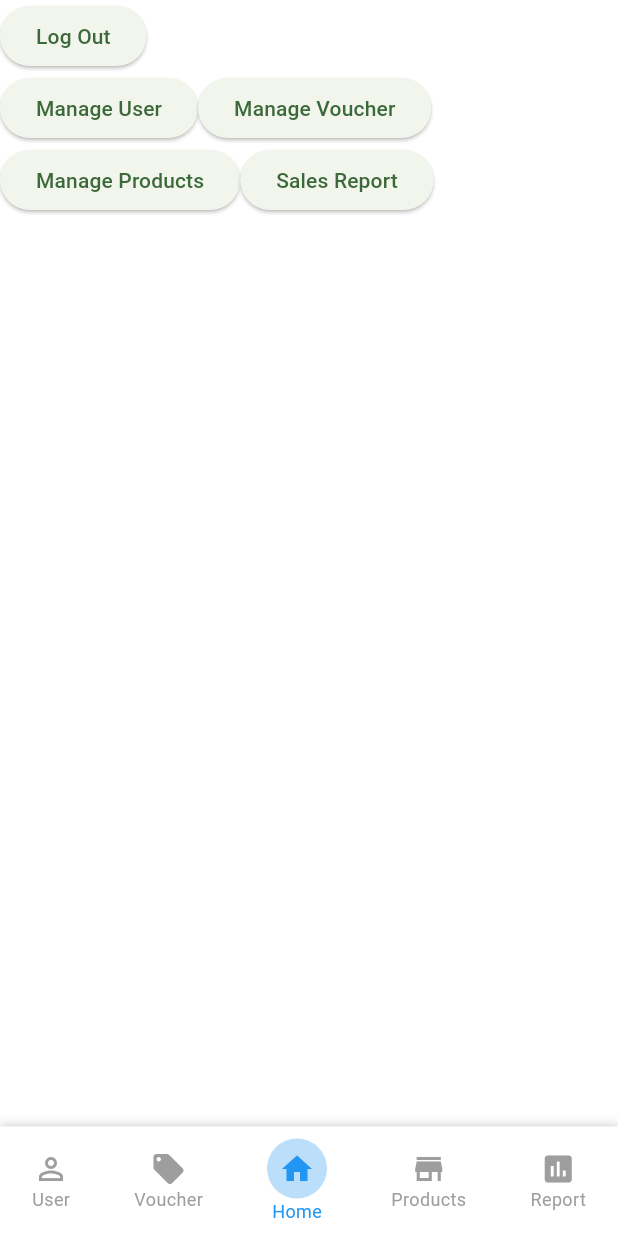
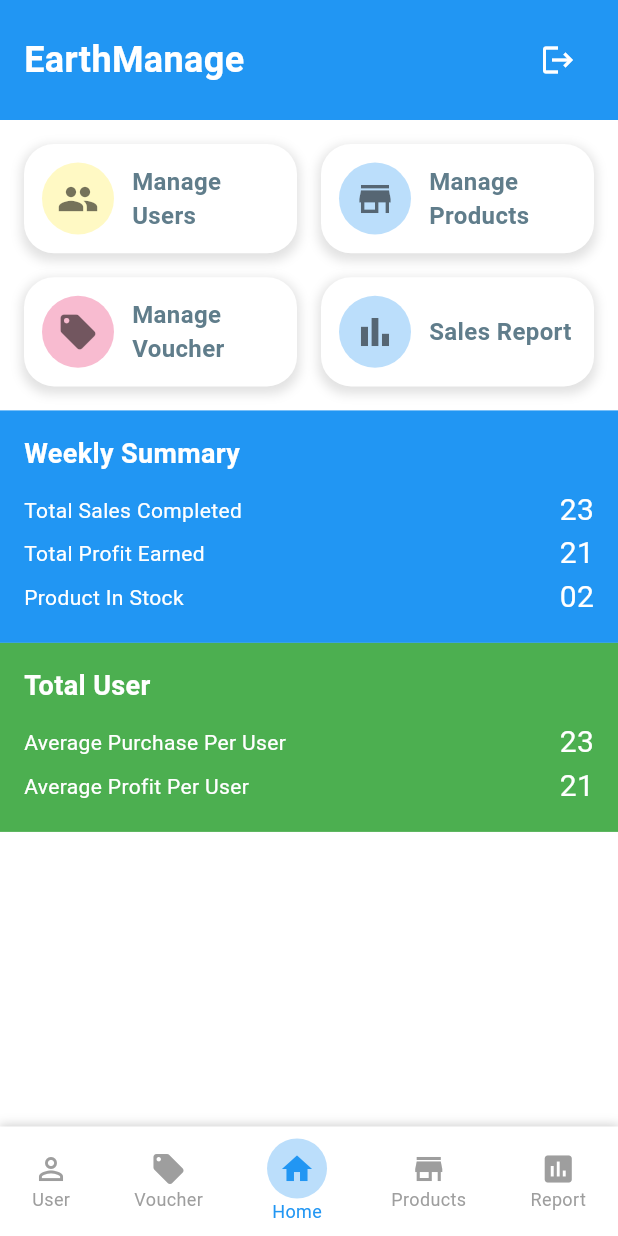
Before and after one commit to siewleeon/EarthShare, a Flutter app: the AdminProfile screen opened by its route, on a phone screen of 412 x 824 dp. Run offline on Flutter 3.47's test engine with Material 3 defaults, Android fonts, the phone set to English and light mode, and no system bars; our stand-ins replace cloud_firestore, firebase_auth, firebase_core, firebase_storage, image_picker, shared_preferences and 1 more; accounts and stored records are empty; project files that could hold a hidden picture were left out.

Commit message:
Admin Profile UI done

```diff
--- a/lib/adminProfile.dart
+++ b/lib/adminProfile.dart
@@ -7,50 +7,40 @@ class AdminProfile extends StatefulWidget {
   State<AdminProfile> createState() => _ProfilePageState();
 }
 
-class _ProfilePageState extends State<AdminProfile>
-{
-  // For ease of manage, page 0 is Home page, then is Manage User, Voucher, Products, Sales Report and last will be log out page
-  void changePage(int page)
-  {
-    switch(page)
-        {
+class _ProfilePageState extends State<AdminProfile> {
+  void changePage(int page) {
+    switch (page) {
       case 0:
         {
           debugPrint("home");
-          // Change page to Home(but this page already is home, so it will reload the page only)
           Navigator.pushReplacementNamed(context, "/adminPage");
           break;
         }
       case 1:
         {
           debugPrint("user");
-          // Change page to Manage User
           break;
         }
       case 2:
         {
           debugPrint("voucher");
-          // Change page to Manage Voucher
           Navigator.pushNamed(context, "/manageVoucherPage");
           break;
         }
       case 3:
         {
           debugPrint("product");
-          // Change page to Manage Products
           break;
         }
       case 4:
         {
           debugPrint("report");
-          // Change page to Sales Report
           Navigator.pushNamed(context, "/salesReportPage");
           break;
         }
       case 5:
         {
           debugPrint("logout");
-          // Change page to Admin Login Page
           Navigator.pushNamedAndRemoveUntil(context, '/adminLogin', (Route<dynamic> route) => false);
           break;
         }
@@ -60,59 +50,210 @@ class _ProfilePageState extends State<AdminProfile>
   }
 
   @override
-  Widget build(BuildContext context)
-  {
+  Widget build(BuildContext context) {
     return Scaffold(
-      body: Center(
+      body: SingleChildScrollView(
         child: Column(
           children: [
-            Row(
+            // Header
+            Container(
+              padding: const EdgeInsets.all(16),
+              color: Colors.blue,
+              child: Row(
+                mainAxisAlignment: MainAxisAlignment.spaceBetween,
                 children: [
-                // This button is log out
-                ElevatedButton(
+                  const Text(
+                    'EarthManage',
+                    style: TextStyle(
+                      color: Colors.white,
+                      fontSize: 24,
+                      fontWeight: FontWeight.bold,
+                    ),
+                  ),
+                  IconButton(
+                    icon: const Icon(Icons.logout, color: Colors.white),
                     onPressed: () {changePage(5);},
-                  child: const Text('Log Out'),
                   ),
                 ],
               ),
-            Row(
+            ),
+            // Menu Buttons in Grid
+            Padding(
+              padding: const EdgeInsets.all(16.0),
+              child: GridView.count(
+                crossAxisCount: 2, // 2 columns
+                shrinkWrap: true, // Fit content within the parent
+                physics: const NeverScrollableScrollPhysics(), // Disable scrolling
+                crossAxisSpacing: 16,
+                mainAxisSpacing: 16,
+                childAspectRatio: 2.5, // Adjust the aspect ratio for wider buttons
                 children: [
-                // This button is Manage User
-                ElevatedButton(
-                  onPressed: () {changePage(1);},
-                  child: const Text('Manage User'),
+                  _buildMenuButton(
+                    icon: Icons.people,
+                    label: 'Manage Users',
+                    color: Colors.yellow[100]!,
+                    onTap: () => changePage(1),
                   ),
-                // This button is Manage Voucher
-                ElevatedButton(
-                  onPressed: () {changePage(2);},
-                  child: const Text('Manage Voucher'),
+                  _buildMenuButton(
+                    icon: Icons.store,
+                    label: 'Manage Products',
+                    color: Colors.blue[100]!,
+                    onTap: () => changePage(3),
+                  ),
+                  _buildMenuButton(
+                    icon: Icons.local_offer,
+                    label: 'Manage Voucher',
+                    color: Colors.pink[100]!,
+                    onTap: () => changePage(2),
+                  ),
+                  _buildMenuButton(
+                    icon: Icons.bar_chart,
+                    label: 'Sales Report',
+                    color: Colors.blue[100]!,
+                    onTap: () => changePage(4),
                   ),
                 ],
               ),
+            ),
+            // Weekly Summary
+            Container(
+              padding: const EdgeInsets.all(16),
+              color: Colors.blue,
+              child: Column(
+                crossAxisAlignment: CrossAxisAlignment.start,
+                children: [
+                  const Text(
+                    'Weekly Summary',
+                    style: TextStyle(
+                      color: Colors.white,
+                      fontSize: 18,
+                      fontWeight: FontWeight.bold,
+                    ),
+                  ),
+                  const SizedBox(height: 10),
                   Row(
+                    mainAxisAlignment: MainAxisAlignment.spaceBetween,
                     children: [
-                // This button is Manage Products
-                ElevatedButton(
-                  onPressed: () {changePage(3);},
-                  child: const Text('Manage Products'),
+                      const Text('Total Sales Completed', style: TextStyle(color: Colors.white)),
+                      Text('23', style: TextStyle(color: Colors.white, fontSize: 20)),
+                    ],
                   ),
-                // This button is Sales Report
-                ElevatedButton(
-                  onPressed: () {changePage(4);},
-                  child: const Text('Sales Report'),
+                  Row(
+                    mainAxisAlignment: MainAxisAlignment.spaceBetween,
+                    children: [
+                      const Text('Total Profit Earned', style: TextStyle(color: Colors.white)),
+                      Text('21', style: TextStyle(color: Colors.white, fontSize: 20)),
+                    ],
                   ),
+                  Row(
+                    mainAxisAlignment: MainAxisAlignment.spaceBetween,
+                    children: [
+                      const Text('Product In Stock', style: TextStyle(color: Colors.white)),
+                      Text('02', style: TextStyle(color: Colors.white, fontSize: 20)),
                     ],
                   ),
                 ],
               ),
             ),
-
+            // Total User
+            Container(
+              padding: const EdgeInsets.all(16),
+              color: Colors.green,
+              child: Column(
+                crossAxisAlignment: CrossAxisAlignment.start,
+                children: [
+                  const Text(
+                    'Total User',
+                    style: TextStyle(
+                      color: Colors.white,
+                      fontSize: 18,
+                      fontWeight: FontWeight.bold,
+                    ),
+                  ),
+                  const SizedBox(height: 10),
+                  Row(
+                    mainAxisAlignment: MainAxisAlignment.spaceBetween,
+                    children: [
+                      const Text('Average Purchase Per User', style: TextStyle(color: Colors.white)),
+                      Text('23', style: TextStyle(color: Colors.white, fontSize: 20)),
+                    ],
+                  ),
+                  Row(
+                    mainAxisAlignment: MainAxisAlignment.spaceBetween,
+                    children: [
+                      const Text('Average Profit Per User', style: TextStyle(color: Colors.white)),
+                      Text('21', style: TextStyle(color: Colors.white, fontSize: 20)),
+                    ],
+                  ),
+                ],
+              ),
+            ),
+          ],
+        ),
+      ),
       bottomNavigationBar: _buildBottomNavigationBar(),
     );
   }
 
-  Widget _buildBottomNavigationBar()
-  {
+  Widget _buildMenuButton({
+    required IconData icon,
+    required String label,
+    required Color color,
+    required VoidCallback onTap,
+  }) {
+    return GestureDetector(
+      onTap: onTap,
+      child: Container(
+        decoration: BoxDecoration(
+          color: Colors.white,
+          borderRadius: BorderRadius.circular(20),
+          boxShadow: [
+            BoxShadow(
+              color: Colors.grey.withValues(alpha: 0.3),
+              spreadRadius: 2,
+              blurRadius: 5,
+              offset: const Offset(0, 3),
+            ),
+          ],
+        ),
+        child: Row(
+          children: [
+            Padding(
+              padding: const EdgeInsets.all(12.0),
+              child: Container(
+                padding: const EdgeInsets.all(10),
+                decoration: BoxDecoration(
+                  shape: BoxShape.circle,
+                  color: color,
+                ),
+                child: Icon(
+                  icon,
+                  size: 28,
+                  color: Colors.black54,
+                ),
+              ),
+            ),
+            Expanded(
+              child: Text(
+                label,
+                style: const TextStyle(
+                  fontSize: 16,
+                  color: Colors.blueGrey,
+                  fontWeight: FontWeight.bold,
+                ),
+                textAlign: TextAlign.left,
+                maxLines: 2,
+                overflow: TextOverflow.ellipsis,
+              ),
+            ),
+            const SizedBox(width: 12),
+          ],
+        ),
+      ),
+    );
+  }
+
+  Widget _buildBottomNavigationBar() {
     return Container(
       decoration: BoxDecoration(
         color: Colors.white,
```
Also changed, not shown: 4 other files. Lines whose indentation alone changed are shown as unchanged.
